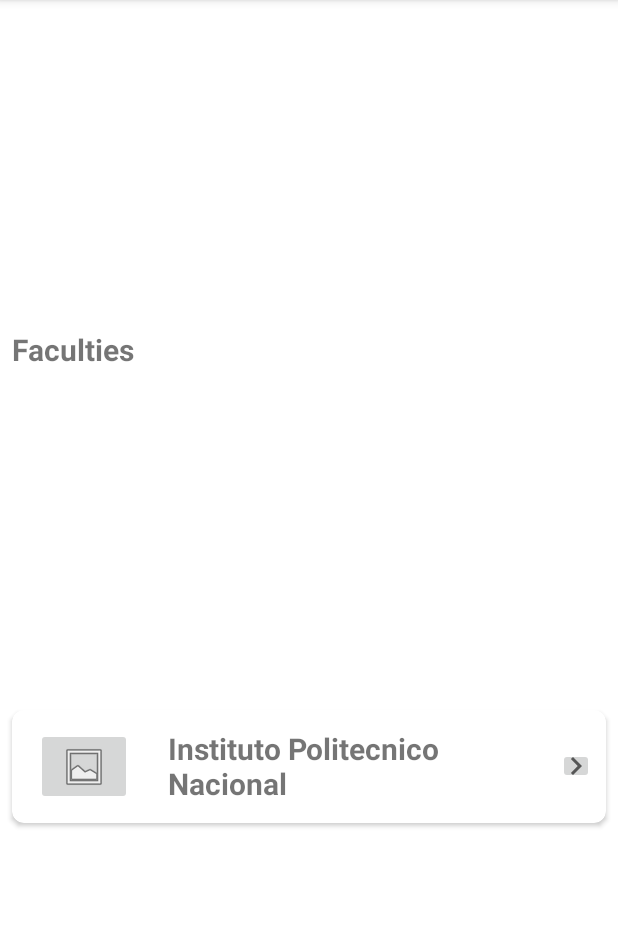
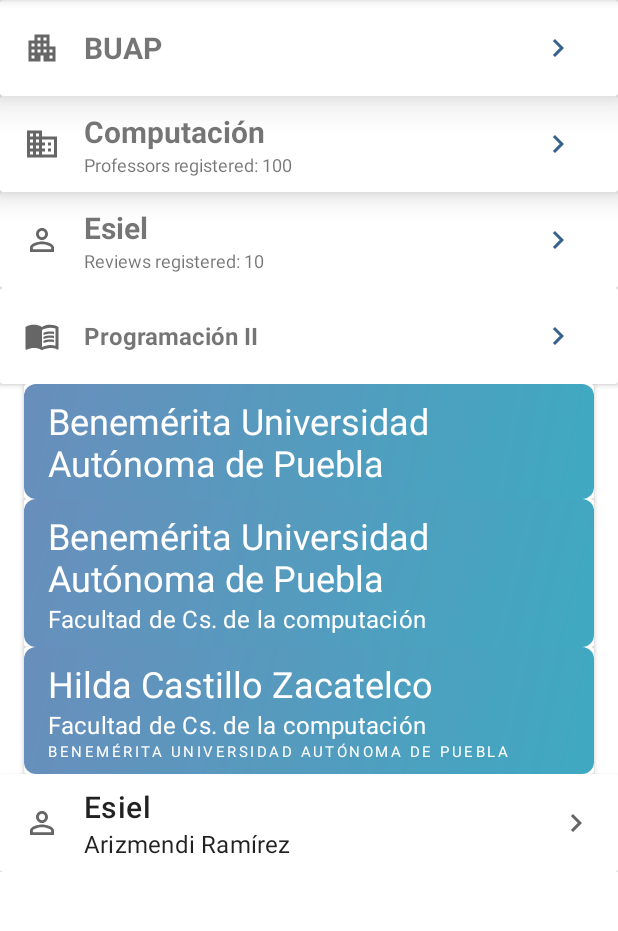
Before and after one commit to HectorMCT/Calificame_Equipo9, an Android app: the UniversityActivity screen opened directly, with no data from a screen before it, on a phone screen of 412 x 824 dp, the part 84-1015 px from its top. Run offline under Robolectric (Android 15) with nearby library versions, the phone set to English and light mode, and no system bars.

Commit message:
Nuevos componentes added
Se creo la tarjeta de la Facultad, Profesor, Materia y Universidad mediante clases y XML.

Adicionalmente se creo la clase PreviewCardView la cual pretende ser la generalización de las 4 tarjetas mencionadas anteriormente. Se visualizan de manera similar (indicando los respectivos parámetros, que pueden ser obligatorios o opcionales) y se pretende que se puede crear la misma funcionalidad, sin embargo, aun esta en desarrollo, por lo que no se recomienda su uso).

```diff
--- /dev/null
+++ b/CalificameApp/app/src/main/java/com/esielkar/calificame/view/FacultyCardView.kt
@@ -0,0 +1,31 @@
+package com.esielkar.calificame.view
+
+import android.content.Context
+import android.util.AttributeSet
+import android.view.LayoutInflater
+import android.widget.TextView
+import androidx.cardview.widget.CardView
+import com.esielkar.calificame.R
+
+class FacultyCardView @JvmOverloads constructor(
+    context: Context, attrs: AttributeSet? = null, defStyleAttr: Int = 0
+) : CardView(context, attrs, defStyleAttr) {
+    private var facultyNameTextView : TextView
+    private var facultyProfessorsCountTextView : TextView
+
+    init {
+        cardElevation = 16.0f
+        LayoutInflater.from(context).inflate(R.layout.view_faculty_card, this, true)
+        facultyNameTextView = findViewById(R.id.faculty_name)
+        facultyProfessorsCountTextView = findViewById(R.id.faculty_professors_count)
+
+        attrs?.let {
+            val typedArray = context.obtainStyledAttributes(it, R.styleable.FacultyCardView, defStyleAttr, 0)
+            val facultyName = typedArray.getText(R.styleable.FacultyCardView_faculty_name) ?: resources.getText(R.string.not_defined_label)
+            facultyNameTextView.text = facultyName
+            val facultyProfessorsCount = typedArray.getInt(R.styleable.FacultyCardView_faculty_professors_count, 0)
+            facultyProfessorsCountTextView.text = resources.getString(R.string.registered_professors, facultyProfessorsCount)
+            typedArray.recycle()
+        }
+    }
+}
--- /dev/null
+++ b/CalificameApp/app/src/main/java/com/esielkar/calificame/view/PreviewCardView.kt
@@ -0,0 +1,135 @@
+package com.esielkar.calificame.view
+
+import android.content.Context
+import android.os.Build
+import android.util.AttributeSet
+import android.view.View
+import android.view.ViewGroup
+import android.widget.ImageView
+import android.widget.LinearLayout
+import android.widget.RelativeLayout
+import android.widget.TextView
+import androidx.cardview.widget.CardView
+import com.esielkar.calificame.R
+import com.esielkar.calificame.utils.Utils
+
+class PreviewCardView @JvmOverloads constructor(
+    context: Context, attrs: AttributeSet? = null, defStyleAttr: Int = 0
+) : CardView(context, attrs, defStyleAttr) {
+
+    private val rl  = RelativeLayout(this.context)
+    private val ll  = LinearLayout(this.context).apply { this.orientation = LinearLayout.VERTICAL }
+    private val trailingIcon =  ImageView(this.context)
+    private val title = TextView(this.context)
+    private val leadingDrawable : ImageView?
+    private val subtitle : TextView?
+
+    init {
+        if (attrs != null) {
+            val typedArray = context.obtainStyledAttributes(attrs, R.styleable.PreviewCardView, defStyleAttr, 0)
+
+            val subtitle  = typedArray.getText(R.styleable.PreviewCardView_preview_card_subtitle)
+            if (subtitle != null) {
+                this.subtitle = TextView(this.context).apply {
+                    this.text = subtitle
+                    if (Build.VERSION.SDK_INT >= Build.VERSION_CODES.M)
+                        this.setTextAppearance(R.style.TextAppearance_MaterialComponents_Subtitle1)
+                    else
+                        this.textSize = 16f
+                }
+            }else {
+                this.subtitle = null
+            }
+
+            val title = typedArray.getText(R.styleable.PreviewCardView_preview_card_title) ?: resources.getText(R.string.not_defined_label)
+            this.title.apply {
+                this.text = title
+                if (Build.VERSION.SDK_INT >= Build.VERSION_CODES.M){
+                    if (subtitle != null)
+                        this.setTextAppearance(R.style.TextAppearance_MaterialComponents_Headline6)
+                    else
+                        this.setTextAppearance(R.style.TextAppearance_MaterialComponents_Headline5)
+
+                } else
+                    this.textSize = 24f
+            }
+
+            val drawable = typedArray.getDrawable(R.styleable.PreviewCardView_preview_card_leading_drawable)
+            if (drawable != null) {
+                this.leadingDrawable = ImageView(this.context).apply {
+                    this.setImageDrawable(drawable)
+                }
+                this.leadingDrawable.id = View.generateViewId()
+
+            }else
+                leadingDrawable = null
+            typedArray.recycle()
+        }else{
+            subtitle = null
+            leadingDrawable = null
+        }
+
+        trailingIcon.apply {
+            this.setImageResource(R.drawable.ic_outline_keyboard_arrow_right_24)
+            this.id = View.generateViewId()
+        }
+
+        if (leadingDrawable != null){
+            rl.addView(leadingDrawable, RelativeLayout.LayoutParams(
+                RelativeLayout.LayoutParams.WRAP_CONTENT,
+                RelativeLayout.LayoutParams.WRAP_CONTENT
+            ).apply {
+                this.addRule(RelativeLayout.ALIGN_PARENT_START)
+                this.addRule(RelativeLayout.CENTER_VERTICAL)
+            })
+        }
+
+        //Adding the LinearLayout
+        rl.addView(
+            ll.apply {
+                this.layoutParams = LinearLayout.LayoutParams(
+                    ViewGroup.LayoutParams.WRAP_CONTENT,
+                    ViewGroup.LayoutParams.WRAP_CONTENT,
+                )
+                this.addView(title)
+                subtitle?.let { this.addView(it) }
+            },
+            RelativeLayout.LayoutParams(
+                RelativeLayout.LayoutParams.WRAP_CONTENT,
+                RelativeLayout.LayoutParams.WRAP_CONTENT
+            ).apply {
+                val padH = Utils.dpToPx(16, context)
+                this.setMargins(padH, 0, padH, 0)
+                this.addRule(RelativeLayout.CENTER_VERTICAL)
+                this.addRule(RelativeLayout.START_OF, trailingIcon.id)
+                if (leadingDrawable != null)
+                    this.addRule(RelativeLayout.END_OF, this@PreviewCardView.leadingDrawable.id)
+                else
+                    this.addRule(RelativeLayout.ALIGN_PARENT_START)
+            }
+        )
+
+        //Adding the Icon Button
+        rl.addView(trailingIcon,
+            RelativeLayout.LayoutParams(
+                RelativeLayout.LayoutParams.WRAP_CONTENT,
+                RelativeLayout.LayoutParams.WRAP_CONTENT
+            ).apply {
+                this.addRule(RelativeLayout.ALIGN_PARENT_END)
+                this.addRule(RelativeLayout.CENTER_VERTICAL)
+            }
+        )
+
+        rl.apply {
+            val padV = Utils.dpToPx(8, context)
+            val padH = Utils.dpToPx(16, context)
+            setPadding(padH,padV,padH,padV)
+        }
+
+
+        addView(rl, RelativeLayout.LayoutParams(
+            RelativeLayout.LayoutParams.MATCH_PARENT,
+            RelativeLayout.LayoutParams.WRAP_CONTENT
+        ))
+    }
+}
--- /dev/null
+++ b/CalificameApp/app/src/main/java/com/esielkar/calificame/view/ProfessorCardView.kt
@@ -0,0 +1,30 @@
+package com.esielkar.calificame.view
+
+import android.content.Context
+import android.util.AttributeSet
+import android.view.LayoutInflater
+import android.widget.TextView
+import androidx.cardview.widget.CardView
+import com.esielkar.calificame.R
+
+class ProfessorCardView @JvmOverloads constructor(
+    context: Context, attrs: AttributeSet? = null, defStyleAttr: Int = 0
+) : CardView(context, attrs, defStyleAttr) {
+    private var professorNameTextView : TextView
+    private var professorReviewsCountTextView : TextView
+
+    init {
+        LayoutInflater.from(context).inflate(R.layout.view_professor_card, this, true)
+        professorNameTextView = findViewById(R.id.professor_name)
+        professorReviewsCountTextView = findViewById(R.id.professor_reviews_count)
+
+        attrs?.let {
+            val typedArray = context.obtainStyledAttributes(it, R.styleable.ProfessorCardView, defStyleAttr, 0)
+            val professorName = typedArray.getText(R.styleable.ProfessorCardView_professor_name) ?: resources.getText(R.string.not_defined_label)
+            professorNameTextView.text = professorName
+            val professorReviewsCount = typedArray.getInt(R.styleable.ProfessorCardView_professor_reviews_count, 0)
+            professorReviewsCountTextView.text = resources.getString(R.string.registered_reviews, professorReviewsCount)
+            typedArray.recycle()
+        }
+    }
+}
--- /dev/null
+++ b/CalificameApp/app/src/main/java/com/esielkar/calificame/view/SubjectCardView.kt
@@ -0,0 +1,26 @@
+package com.esielkar.calificame.view
+
+import android.content.Context
+import android.util.AttributeSet
+import android.view.LayoutInflater
+import android.widget.TextView
+import androidx.cardview.widget.CardView
+import com.esielkar.calificame.R
+
+class SubjectCardView @JvmOverloads constructor(
+    context: Context, attrs: AttributeSet? = null, defStyleAttr: Int = 0
+) : CardView(context, attrs, defStyleAttr) {
+    private var subjectNameTextView : TextView
+
+    init {
+        LayoutInflater.from(context).inflate(R.layout.view_subject_card, this, true)
+        subjectNameTextView = findViewById(R.id.subject_name)
+
+        attrs?.let {
+            val typedArray = context.obtainStyledAttributes(it, R.styleable.SubjectCardView, defStyleAttr, 0)
+            val subjectName = typedArray.getText(R.styleable.SubjectCardView_subject_name) ?: resources.getText(R.string.not_defined_label)
+            subjectNameTextView.text = subjectName
+            typedArray.recycle()
+        }
+    }
+}
--- /dev/null
+++ b/CalificameApp/app/src/main/java/com/esielkar/calificame/view/UniversityCardView.kt
@@ -0,0 +1,26 @@
+package com.esielkar.calificame.view
+
+import android.content.Context
+import android.util.AttributeSet
+import android.view.LayoutInflater
+import android.widget.TextView
+import androidx.cardview.widget.CardView
+import com.esielkar.calificame.R
+
+class UniversityCardView @JvmOverloads constructor(
+    context: Context, attrs: AttributeSet? = null, defStyleAttr: Int = 0
+) : CardView(context, attrs, defStyleAttr) {
+    private var univeristyNameTextView : TextView
+
+    init {
+        LayoutInflater.from(context).inflate(R.layout.view_university_card, this, true)
+        univeristyNameTextView = findViewById(R.id.university_name)
+
+        attrs?.let {
+            val typedArray = context.obtainStyledAttributes(it, R.styleable.UniversityCardView, defStyleAttr, 0)
+            val universityName = typedArray.getText(R.styleable.UniversityCardView_university_name) ?: resources.getText(R.string.not_defined_label)
+            univeristyNameTextView.text = universityName
+            typedArray.recycle()
+        }
+    }
+}
--- a/CalificameApp/app/src/main/res/layout/activity_university.xml
+++ b/CalificameApp/app/src/main/res/layout/activity_university.xml
@@ -2,89 +2,62 @@
 <androidx.constraintlayout.widget.ConstraintLayout xmlns:android="http://schemas.android.com/apk/res/android"
     xmlns:app="http://schemas.android.com/apk/res-auto"
     xmlns:tools="http://schemas.android.com/tools"
-    xmlns:card_view="http://schemas.android.com/apk/res-auto"
     android:layout_width="match_parent"
     android:layout_height="match_parent"
     tools:context=".view.UniversityActivity">
-
-    <TextView
-        android:id="@+id/textView"
+    <LinearLayout
         android:layout_width="match_parent"
         android:layout_height="wrap_content"
-        android:padding="8dp"
-        android:text="@string/faculties"
-        android:textSize="20sp"
-        android:textStyle="bold"
-        app:layout_constraintBottom_toTopOf="@+id/card_university"
+        android:orientation="vertical"
         app:layout_constraintEnd_toEndOf="parent"
         app:layout_constraintStart_toStartOf="parent"
-        app:layout_constraintTop_toTopOf="parent"
-        tools:ignore="MissingConstraints" />
+        app:layout_constraintTop_toTopOf="parent">
+        <com.esielkar.calificame.view.UniversityCardView
+            android:layout_width="match_parent"
+            android:layout_height="wrap_content"
+            app:university_name="BUAP"
+            app:cardElevation="16dp" />
 
-    <!-- A CardView that contains a TextView -->
-    <androidx.cardview.widget.CardView
-        android:id="@+id/card_university"
-        android:layout_width="match_parent"
-        android:layout_height="75dp"
-        android:layout_gravity="center"
-        android:layout_margin="8dp"
-        android:padding="8dp"
-        app:layout_constraintBottom_toBottomOf="parent"
-        app:layout_constraintEnd_toEndOf="parent"
-        app:layout_constraintStart_toStartOf="parent"
-        app:layout_constraintTop_toBottomOf="@+id/textView"
-        card_view:cardCornerRadius="8dp">
+        <com.esielkar.calificame.view.FacultyCardView
+            android:layout_width="match_parent"
+            android:layout_height="wrap_content"
+            app:faculty_name="Computación"
+            app:faculty_professors_count="100"/>
+        <com.esielkar.calificame.view.ProfessorCardView
+            android:layout_width="match_parent"
+            android:layout_height="wrap_content"
+            app:professor_name="Esiel"
+            app:professor_reviews_count="10" />
 
-        <RelativeLayout
+        <com.esielkar.calificame.view.SubjectCardView
+            android:background="@drawable/gradient_background"
             android:layout_width="match_parent"
-            android:layout_height="match_parent">
+            android:layout_height="wrap_content"
+            app:subject_name="Programación II"/>
+        <com.esielkar.calificame.view.HeaderCardView
+            android:layout_width="match_parent"
+            android:layout_height="wrap_content"
+            android:layout_marginHorizontal="16dp"
+            app:header_card_title="Benemérita Universidad Autónoma de Puebla"/>
+        <com.esielkar.calificame.view.HeaderCardView
+            android:layout_width="match_parent"
+            android:layout_height="wrap_content"
+            android:layout_marginHorizontal="16dp"
+            app:header_card_title="Benemérita Universidad Autónoma de Puebla"
+            app:header_card_subtitle="Facultad de Cs. de la computación"/>
+        <com.esielkar.calificame.view.HeaderCardView
+            android:layout_width="match_parent"
+            android:layout_height="wrap_content"
+            android:layout_marginHorizontal="16dp"
+            app:header_card_title="Hilda Castillo Zacatelco"
+            app:header_card_subtitle="Facultad de Cs. de la computación"
+            app:header_card_overline="Benemérita Universidad Autónoma de Puebla"/>
 
-            <ImageButton
-                android:id="@+id/image_button_Faculty"
-                android:layout_width="64dp"
-                android:layout_height="match_parent"
-                android:layout_alignParentStart="true"
-                android:layout_centerVertical="true"
-                android:layout_marginStart="16dp"
-                android:layout_marginTop="16dp"
-                android:layout_marginEnd="16dp"
-                android:layout_marginBottom="8dp"
-                android:src="@android:drawable/ic_menu_gallery" />
-
-
-            <ImageButton
-                android:id="@+id/more_university"
-                android:layout_width="24dp"
-                android:layout_height="24dp"
-                android:layout_alignParentEnd="true"
-                android:layout_centerVertical="true"
-                android:layout_marginStart="8dp"
-                android:layout_marginTop="8dp"
-                android:layout_marginEnd="8dp"
-                android:layout_marginBottom="8dp"
-                android:src="@drawable/ic_outline_keyboard_arrow_right_24" />
-
-            <TextView
-                android:id="@+id/text_university"
-                android:layout_width="wrap_content"
-                android:layout_height="wrap_content"
-                android:layout_alignParentTop="true"
-                android:layout_alignParentBottom="true"
-                android:layout_marginStart="8dp"
-                android:layout_marginTop="12dp"
-                android:layout_marginEnd="8dp"
-                android:layout_marginBottom="12dp"
-                android:layout_toStartOf="@+id/more_university"
-                android:layout_toEndOf="@+id/image_button_Faculty"
-                android:text="@string/name_IPN_label"
-                android:gravity="center_vertical"
-                android:textAlignment="viewStart"
-                android:textSize="20sp"
-                android:textStyle="bold"
-                tools:ignore="RtlCompat" />
-        </RelativeLayout>
-    </androidx.cardview.widget.CardView>
-
-
-
+        <com.esielkar.calificame.view.PreviewCardView
+            android:layout_width="match_parent"
+            android:layout_height="wrap_content"
+            app:preview_card_leading_drawable="@drawable/ic_outline_person_outline_24"
+            app:preview_card_title="Esiel"
+            app:preview_card_subtitle="Arizmendi Ramírez"/>
+    </LinearLayout>
 </androidx.constraintlayout.widget.ConstraintLayout>
--- /dev/null
+++ b/CalificameApp/app/src/main/res/layout/view_faculty_card.xml
@@ -0,0 +1,50 @@
+<?xml version="1.0" encoding="utf-8"?>
+<merge xmlns:android="http://schemas.android.com/apk/res/android"
+    xmlns:app="http://schemas.android.com/apk/res-auto">
+    <RelativeLayout
+        android:id="@+id/relative"
+        android:layout_width="match_parent"
+        android:layout_height="wrap_content"
+        android:paddingVertical="8dp"
+        android:paddingHorizontal="16dp"
+        android:orientation="horizontal">
+        <ImageView
+            android:id="@+id/image"
+            android:layout_centerVertical="true"
+            android:layout_alignParentStart="true"
+            android:layout_width="wrap_content"
+            android:layout_height="wrap_content"
+            android:src="@drawable/ic_outline_business_24"
+            android:contentDescription="Logo" />
+        <LinearLayout
+            android:layout_width="wrap_content"
+            android:layout_height="wrap_content"
+            android:orientation="vertical"
+            android:layout_toEndOf="@id/image"
+            android:layout_centerVertical="true"
+            android:layout_toStartOf="@id/trailingButton"
+            android:paddingHorizontal="16dp">
+            <TextView
+                android:id="@+id/faculty_name"
+                android:layout_width="wrap_content"
+                android:layout_height="wrap_content"
+                android:textSize="20sp"
+                android:textStyle="bold"
+                />
+            <TextView
+                android:id="@+id/faculty_professors_count"
+                android:layout_width="wrap_content"
+                android:layout_height="wrap_content"
+                android:textSize="12sp"
+                />
+        </LinearLayout>
+        <Button
+            android:id="@+id/trailingButton"
+            android:layout_centerVertical="true"
+            android:layout_alignParentEnd="true"
+            android:layout_width="wrap_content"
+            android:layout_height="wrap_content"
+            style="@style/Widget.App.Button.OutlinedButton.IconOnly"
+            app:icon="@drawable/ic_outline_keyboard_arrow_right_24"/>
+    </RelativeLayout>
+</merge>
--- /dev/null
+++ b/CalificameApp/app/src/main/res/layout/view_professor_card.xml
@@ -0,0 +1,49 @@
+<?xml version="1.0" encoding="utf-8"?>
+<merge xmlns:android="http://schemas.android.com/apk/res/android"
+    xmlns:app="http://schemas.android.com/apk/res-auto">
+    <RelativeLayout
+        android:id="@+id/relative"
+        android:layout_width="match_parent"
+        android:layout_height="wrap_content"
+        android:paddingVertical="8dp"
+        android:paddingHorizontal="16dp">
+        <ImageView
+            android:id="@+id/image"
+            android:layout_centerVertical="true"
+            android:layout_alignParentStart="true"
+            android:layout_width="wrap_content"
+            android:layout_height="wrap_content"
+            android:src="@drawable/ic_outline_person_outline_24"
+            android:contentDescription="Professor" />
+        <LinearLayout
+            android:layout_width="wrap_content"
+            android:layout_height="wrap_content"
+            android:orientation="vertical"
+            android:layout_centerVertical="true"
+            android:layout_toEndOf="@id/image"
+            android:layout_toStartOf="@id/trailingButton"
+            android:paddingHorizontal="16dp">
+            <TextView
+                android:id="@+id/professor_name"
+                android:layout_width="wrap_content"
+                android:layout_height="wrap_content"
+                android:textSize="20sp"
+                android:textStyle="bold"
+                />
+            <TextView
+                android:id="@+id/professor_reviews_count"
+                android:layout_width="wrap_content"
+                android:layout_height="wrap_content"
+                android:textSize="12sp"
+                />
+        </LinearLayout>
+        <Button
+            android:id="@+id/trailingButton"
+            android:layout_centerVertical="true"
+            android:layout_alignParentEnd="true"
+            android:layout_width="wrap_content"
+            android:layout_height="wrap_content"
+            style="@style/Widget.App.Button.OutlinedButton.IconOnly"
+            app:icon="@drawable/ic_outline_keyboard_arrow_right_24"/>
+    </RelativeLayout>
+</merge>
--- /dev/null
+++ b/CalificameApp/app/src/main/res/layout/view_subject_card.xml
@@ -0,0 +1,38 @@
+<?xml version="1.0" encoding="utf-8"?>
+<merge xmlns:android="http://schemas.android.com/apk/res/android"
+    xmlns:app="http://schemas.android.com/apk/res-auto">
+    <RelativeLayout
+        android:id="@+id/relative"
+        android:layout_width="match_parent"
+        android:layout_height="wrap_content"
+        android:paddingVertical="8dp"
+        android:paddingHorizontal="16dp"
+        android:orientation="horizontal">
+        <ImageView
+            android:id="@+id/image"
+            android:layout_centerVertical="true"
+            android:layout_alignParentStart="true"
+            android:layout_width="wrap_content"
+            android:layout_height="wrap_content"
+            android:src="@drawable/ic_outline_menu_book_24"
+            android:contentDescription="Subject" />
+        <TextView
+            android:id="@+id/subject_name"
+            android:layout_centerVertical="true"
+            android:layout_toEndOf="@id/image"
+            android:layout_toStartOf="@id/trailingButton"
+            android:layout_width="wrap_content"
+            android:layout_height="wrap_content"
+            android:textSize="16sp"
+            android:textStyle="bold"
+            android:paddingHorizontal="16dp" />
+        <Button
+            android:id="@+id/trailingButton"
+            android:layout_centerVertical="true"
+            android:layout_alignParentEnd="true"
+            android:layout_width="wrap_content"
+            android:layout_height="wrap_content"
+            style="@style/Widget.App.Button.OutlinedButton.IconOnly"
+            app:icon="@drawable/ic_outline_keyboard_arrow_right_24"/>
+    </RelativeLayout>
+</merge>
--- /dev/null
+++ b/CalificameApp/app/src/main/res/layout/view_university_card.xml
@@ -0,0 +1,38 @@
+<?xml version="1.0" encoding="utf-8"?>
+<merge xmlns:android="http://schemas.android.com/apk/res/android"
+    xmlns:app="http://schemas.android.com/apk/res-auto">
+    <RelativeLayout
+        android:id="@+id/relative"
+        android:layout_width="match_parent"
+        android:layout_height="wrap_content"
+        android:paddingVertical="8dp"
+        android:paddingHorizontal="16dp"
+        android:orientation="horizontal">
+        <ImageView
+            android:id="@+id/image"
+            android:layout_centerVertical="true"
+            android:layout_alignParentStart="true"
+            android:layout_width="wrap_content"
+            android:layout_height="wrap_content"
+            android:src="@drawable/ic_outline_apartment_24"
+            android:contentDescription="University" />
+        <TextView
+            android:id="@+id/university_name"
+            android:layout_centerVertical="true"
+            android:layout_toEndOf="@id/image"
+            android:layout_toStartOf="@id/trailingButton"
+            android:layout_width="wrap_content"
+            android:layout_height="wrap_content"
+            android:textSize="20sp"
+            android:textStyle="bold"
+            android:paddingHorizontal="16dp" />
+        <Button
+            android:id="@+id/trailingButton"
+            android:layout_centerVertical="true"
+            android:layout_alignParentEnd="true"
+            android:layout_width="wrap_content"
+            android:layout_height="wrap_content"
+            style="@style/Widget.App.Button.OutlinedButton.IconOnly"
+            app:icon="@drawable/ic_outline_keyboard_arrow_right_24"/>
+    </RelativeLayout>
+</merge>
--- a/CalificameApp/app/src/main/res/values/attrs.xml
+++ b/CalificameApp/app/src/main/res/values/attrs.xml
@@ -5,4 +5,28 @@
         <attr name="header_card_subtitle" format="string"/>
         <attr name="header_card_overline" format="string"/>
     </declare-styleable>
+
+    <declare-styleable name="PreviewCardView">
+        <attr name="preview_card_leading_drawable" format="reference"/>
+        <attr name="preview_card_title" format="string"/>
+        <attr name="preview_card_subtitle" format="string"/>
+    </declare-styleable>
+
+    <declare-styleable name="UniversityCardView">
+        <attr name="university_name" format="string"/>
+    </declare-styleable>
+
+    <declare-styleable name="SubjectCardView">
+        <attr name="subject_name" format="string"/>
+    </declare-styleable>
+
+    <declare-styleable name="FacultyCardView">
+        <attr name="faculty_name" format="string"/>
+        <attr name="faculty_professors_count" format="integer"/>
+    </declare-styleable>
+
+    <declare-styleable name="ProfessorCardView">
+        <attr name="professor_name" format="string"/>
+        <attr name="professor_reviews_count" format="integer"/>
+    </declare-styleable>
 </resources>
```
